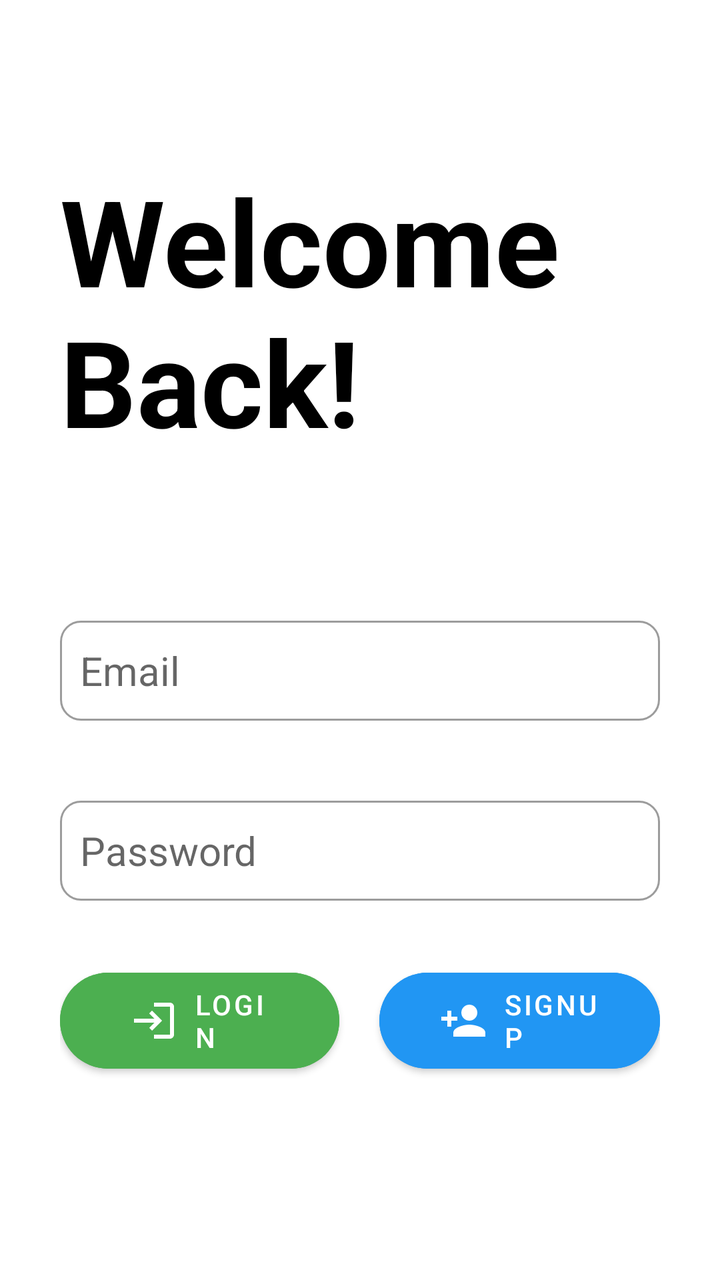
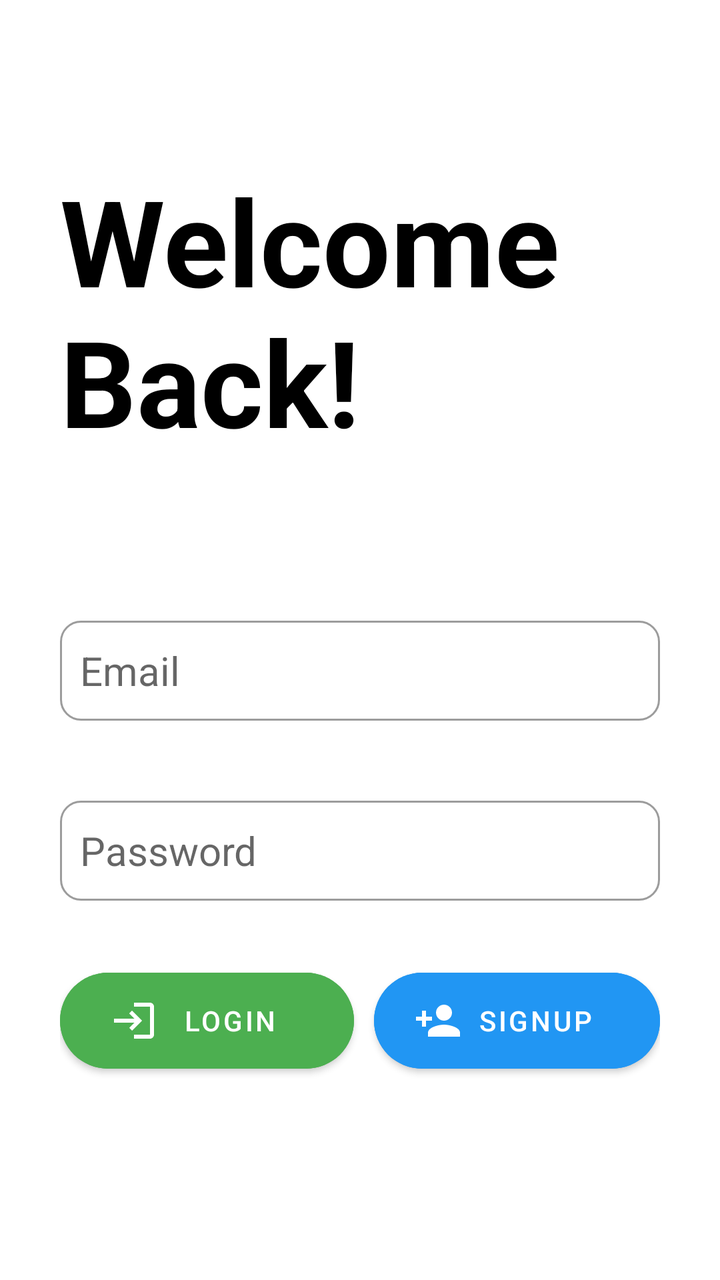

The first picture is an Android layout as it rendered before a commit; the second is the same layout after the commit. The layout source and the unified diff follow.
<!-- AndroidManifest.xml: application theme Theme.Conferenceium -->
<!-- res/layout/activity_login.xml -->
<?xml version="1.0" encoding="utf-8"?>
<LinearLayout
    xmlns:android="http://schemas.android.com/apk/res/android"
    xmlns:app="http://schemas.android.com/apk/res-auto"
    xmlns:tools="http://schemas.android.com/tools"
    android:layout_width="match_parent"
    android:layout_height="match_parent"
    android:padding="30dp"
    android:orientation="vertical"
    android:layout_alignParentStart="true"
    android:layout_alignParentLeft="false"
    tools:context=".LoginActivity">
    <com.google.android.material.textview.MaterialTextView
        android:layout_width="wrap_content"
        android:layout_height="wrap_content"
        android:text="Welcome Back!"
        android:textSize="60dp"
        android:textColor="#000000"
        android:textStyle="bold"
        android:layout_marginTop="50dp"
        />
    <com.google.android.material.textfield.TextInputEditText
        android:id="@+id/email_edt"
        android:layout_width="match_parent"
        android:layout_height="50dp"
        android:hint="Email"
        android:layout_marginTop="80dp"
        android:textSize="20sp"
        android:inputType="textEmailAddress"
        android:background="@drawable/text_box_style"

        />
    <com.google.android.material.textfield.TextInputEditText
        android:layout_width="match_parent"
        android:layout_height="50dp"
        android:id="@+id/password_edt"
        android:hint="Password"
        android:layout_marginTop="40dp"
        android:textSize="20sp"
        android:inputType="textPassword"
        app:endIconMode="password_toggle"
        android:maxLines="1"
        app:passwordToggleEnabled="true"
        android:background="@drawable/text_box_style"
        />

    <LinearLayout
        android:layout_width="match_parent"
        android:layout_height="wrap_content"
        android:layout_gravity="center"
        android:layout_alignParentStart="true"
        android:layout_alignParentLeft="false"
        android:orientation="horizontal">
        <com.google.android.material.button.MaterialButton
            android:layout_width="wrap_content"
            android:layout_height="60dp"
            android:id="@+id/login_btn"
            android:layout_marginTop="30dp"
            android:backgroundTint="#4CAF50"
            android:layout_marginRight="10dp"
            android:text="Login"
            android:layout_weight="1"
            android:paddingLeft="35dp"
            android:paddingRight="35dp"
            android:gravity="start|center"
            android:textColor="#fff"
            app:cornerRadius="50dp"
            app:icon="@drawable/ic_baseline_login_24" />

        <com.google.android.material.button.MaterialButton
            android:layout_width="wrap_content"
            android:layout_height="60dp"
            android:id="@+id/signup_btn"
            android:layout_marginTop="30dp"
            android:layout_weight="1"
            android:backgroundTint="#2196F3"
            android:gravity="start|center"
            android:paddingLeft="30dp"
            android:paddingRight="30dp"
            android:layout_marginLeft="10dp"
            android:text="Signup"
            android:textColor="#fff"
            app:cornerRadius="50dp"
            app:icon="@drawable/signup" />
    </LinearLayout>

</LinearLayout>
<!-- resources referenced by this layout -->
<resources>
  <!-- drawable ic_baseline_login_24 (drawable) -->
  <vector android:height="24dp" android:tint="#FFFFFF"
      android:viewportHeight="24" android:viewportWidth="24"
      android:width="24dp" xmlns:android="http://schemas.android.com/apk/res/android">
      <path android:fillColor="@android:color/white" android:pathData="M11,7L9.6,8.4l2.6,2.6H2v2h10.2l-2.6,2.6L11,17l5,-5L11,7zM20,19h-8v2h8c1.1,0 2,-0.9 2,-2V5c0,-1.1 -0.9,-2 -2,-2h-8v2h8V19z"/>
  </vector>
  <!-- drawable signup (drawable) -->
  <vector android:height="24dp" android:tint="#FFFFFF"
      android:viewportHeight="24" android:viewportWidth="24"
      android:width="24dp" xmlns:android="http://schemas.android.com/apk/res/android">
      <path android:fillColor="@android:color/white" android:pathData="M15,12c2.21,0 4,-1.79 4,-4s-1.79,-4 -4,-4 -4,1.79 -4,4 1.79,4 4,4zM6,10L6,7L4,7v3L1,10v2h3v3h2v-3h3v-2L6,10zM15,14c-2.67,0 -8,1.34 -8,4v2h16v-2c0,-2.66 -5.33,-4 -8,-4z"/>
  </vector>
  <!-- drawable text_box_style (drawable) -->
  <?xml version="1.0" encoding="utf-8"?>
  <shape xmlns:android="http://schemas.android.com/apk/res/android">
      <stroke
          android:width="1dp"
          android:color="#9c9c9c" />
      <padding
          android:bottom="10dp"
          android:left="10dp"
          android:right="10dp"
          android:top="10dp" />
      <corners
          android:radius="10dp"
          />
  
  
  </shape>
  <style name="Theme.Conferenceium" parent="Theme.MaterialComponents.DayNight.DarkActionBar">
          <item name="android:buttonStyle">@drawable/login_btn_style</item>
          <item name="android:buttonStyle" tools:ignore="DuplicateDefinition">@drawable/signup_btn_style</item>
          
          <item name="colorPrimary">@color/purple_500</item>
          <item name="colorPrimaryVariant">@color/purple_700</item>
          <item name="colorOnPrimary">@color/white</item>
          
          <item name="colorSecondary">@color/teal_200</item>
          <item name="colorSecondaryVariant">@color/teal_700</item>
          <item name="colorOnSecondary">@color/black</item>
          
          <item name="android:statusBarColor" tools:targetApi="l">?attr/colorPrimaryVariant</item>
          
      </style>
  <!-- drawable login_btn_style (drawable) -->
  <?xml version="1.0" encoding="utf-8"?>
  <shape xmlns:android="http://schemas.android.com/apk/res/android">
  <solid android:color="#4CAF50"/>
      <corners
          android:radius="30dp"/>
  
  </shape>
  <!-- drawable signup_btn_style (drawable) -->
  <?xml version="1.0" encoding="utf-8"?>
  <shape xmlns:android="http://schemas.android.com/apk/res/android">
      <solid android:color="#03A9F4"/>
      <corners
          android:radius="30dp"/>
  
  </shape>
  <color name="purple_500">#FF6200EE</color>
  <color name="purple_700">#FF3700B3</color>
  <color name="white">#FFFFFFFF</color>
  <color name="teal_200">#FF03DAC5</color>
  <color name="teal_700">#FF018786</color>
  <color name="black">#FF000000</color>
</resources>

<!-- the commit's change to res/layout/activity_login.xml (unified diff, before → after) -->
@@ -57,11 +57,11 @@
             android:id="@+id/login_btn"
             android:layout_marginTop="30dp"
             android:backgroundTint="#4CAF50"
-            android:layout_marginRight="10dp"
-            android:text="Login"
+            android:layout_marginRight="5dp"
+            android:text=" Login"
             android:layout_weight="1"
-            android:paddingLeft="35dp"
-            android:paddingRight="35dp"
+            android:paddingLeft="25dp"
+            android:paddingRight="15dp"
             android:gravity="start|center"
             android:textColor="#fff"
             app:cornerRadius="50dp"
@@ -75,9 +75,9 @@
             android:layout_weight="1"
             android:backgroundTint="#2196F3"
             android:gravity="start|center"
-            android:paddingLeft="30dp"
-            android:paddingRight="30dp"
-            android:layout_marginLeft="10dp"
+            android:paddingLeft="20dp"
+            android:paddingRight="10dp"
+            android:layout_marginLeft="5dp"
             android:text="Signup"
             android:textColor="#fff"
             app:cornerRadius="50dp"
